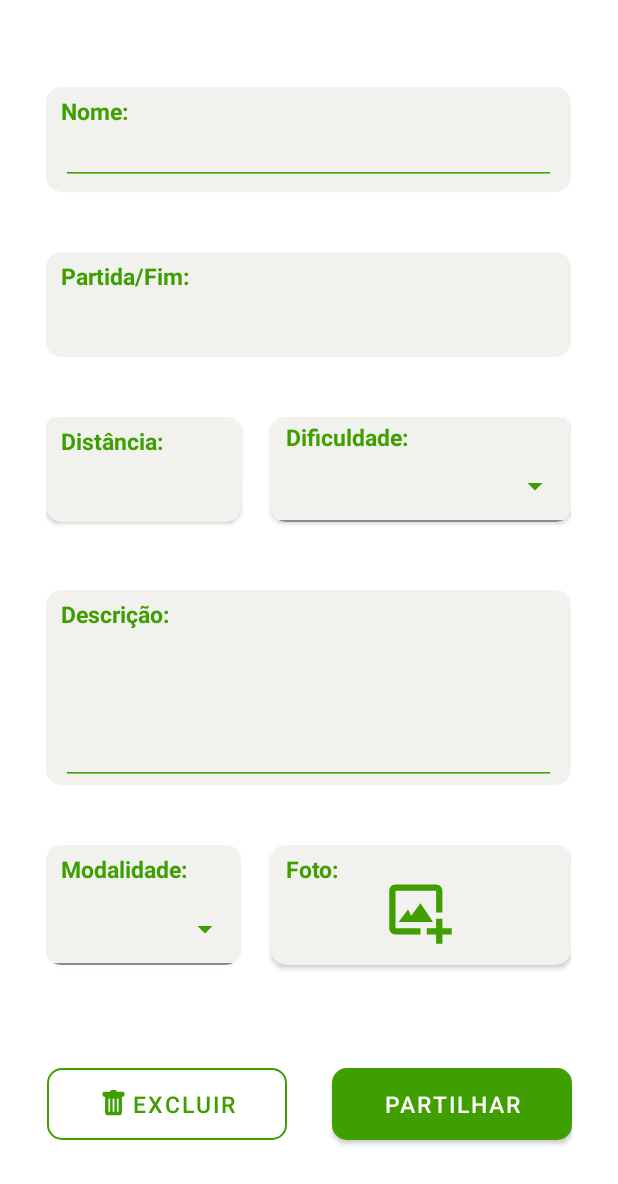
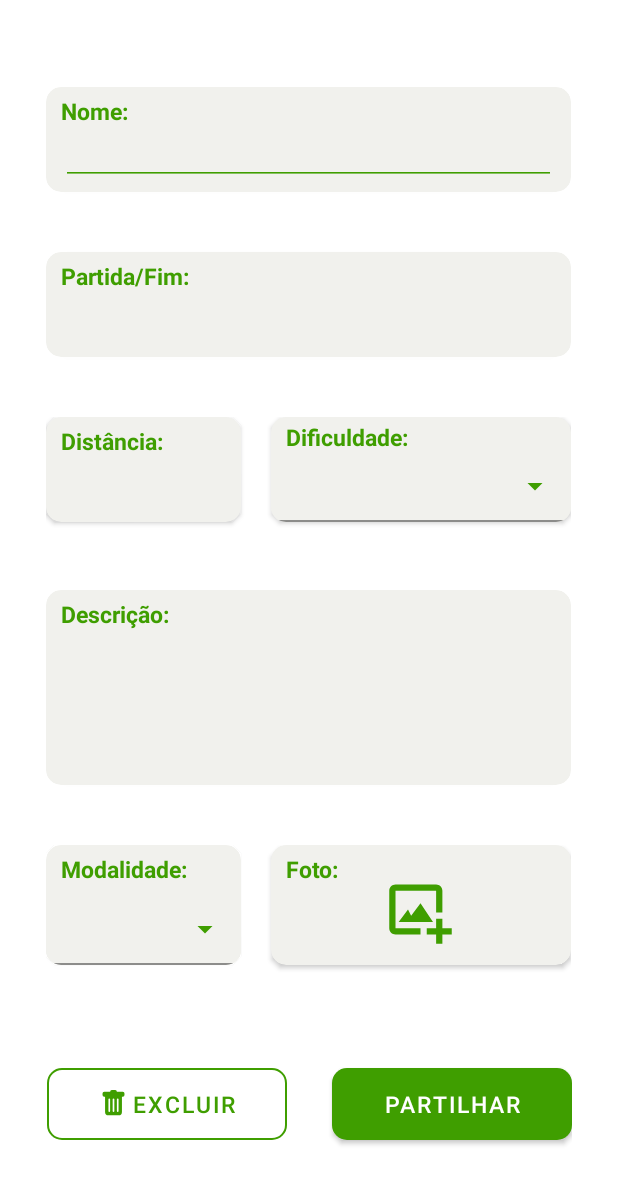
Before and after one commit to DaDragahn/TrailBlaze, an Android app: the PartilharFragment screen opened through its navigation route, on a phone screen of 412 x 824 dp. Shown: the top 1184 px of the screen. Run offline under Robolectric (Android 15) with nearby library versions, the phone set to English and light mode, and no system bars; our stand-ins replace Firebase (no records; nobody signed in at launch, a user with empty details on screens opened directly), Timber, navigation-ui; libraries missing offline, so code that uses them is left out: androidx.camera.core, com.mapbox.api, com.mapbox.core, com.mapbox.geojson, com.mapbox.mapboxsdk; 2 statements that could not run were skipped.

Commit message:
alterações layouts

```diff
--- a/app/src/main/java/dam/a42363/trailblaze/PartilharFragment.kt
+++ b/app/src/main/java/dam/a42363/trailblaze/PartilharFragment.kt
@@ -108,6 +108,7 @@ class PartilharFragment : Fragment() {
                 bundle
             )
         }
+
         return binding.root
     }
 
--- a/app/src/main/res/layout/fragment_login.xml
+++ b/app/src/main/res/layout/fragment_login.xml
@@ -48,6 +48,7 @@
                         android:drawableStart="@drawable/ic_person"
                         android:drawablePadding="10dp"
                         android:hint="@string/email"
+                        android:inputType="textEmailAddress"
                         android:paddingStart="12dp"
                         android:paddingEnd="12dip"
                         android:textColor="@color/black"
--- a/app/src/main/res/layout/fragment_partilhar.xml
+++ b/app/src/main/res/layout/fragment_partilhar.xml
@@ -136,9 +136,9 @@
                         android:layout_height="wrap_content"
                         android:layout_marginStart="10dp"
                         android:layout_marginTop="5dp"
+                        android:includeFontPadding="false"
                         android:text="@string/dificuldade_"
                         android:textColor="@color/trailGreen"
-                        android:includeFontPadding="false"
                         android:textSize="15sp"
                         android:textStyle="bold" />
 
@@ -201,15 +201,15 @@
                     android:id="@+id/descricaoTextView"
                     android:layout_width="match_parent"
                     android:layout_height="match_parent"
-                    android:layout_gravity="bottom|start"
                     android:layout_marginStart="10dp"
-                    android:layout_marginTop="10dp"
+                    android:layout_marginTop="25dp"
                     android:layout_marginEnd="10dp"
-                    android:autofillHints="Nome"
-                    android:backgroundTint="@color/trailGreen"
+                    android:layout_marginBottom="10dp"
+                    android:backgroundTint="@color/transparent"
                     android:inputType="textMultiLine"
-                    android:maxLines="4"
+                    android:maxLength="128"
                     android:scrollHorizontally="false"
+                    android:textAlignment="textStart"
                     android:textColor="@color/black"
                     tools:ignore="LabelFor" />
             </androidx.cardview.widget.CardView>
@@ -308,7 +308,7 @@
                         android:layout_gravity="center"
                         android:layout_marginStart="20dp"
                         android:background="@drawable/default_placeholder"
-                        android:scaleType="fitXY"
+                        android:scaleType="centerCrop"
                         android:visibility="gone" />
 
                 </androidx.cardview.widget.CardView>
--- a/app/src/main/res/layout/fragment_registar.xml
+++ b/app/src/main/res/layout/fragment_registar.xml
@@ -48,6 +48,7 @@
                         android:layout_height="match_parent"
                         android:drawableStart="@drawable/ic_person"
                         android:drawablePadding="10dp"
+                        android:inputType="textEmailAddress"
                         android:hint="@string/email"
                         android:paddingStart="12dp"
                         android:paddingEnd="12dip"
```
